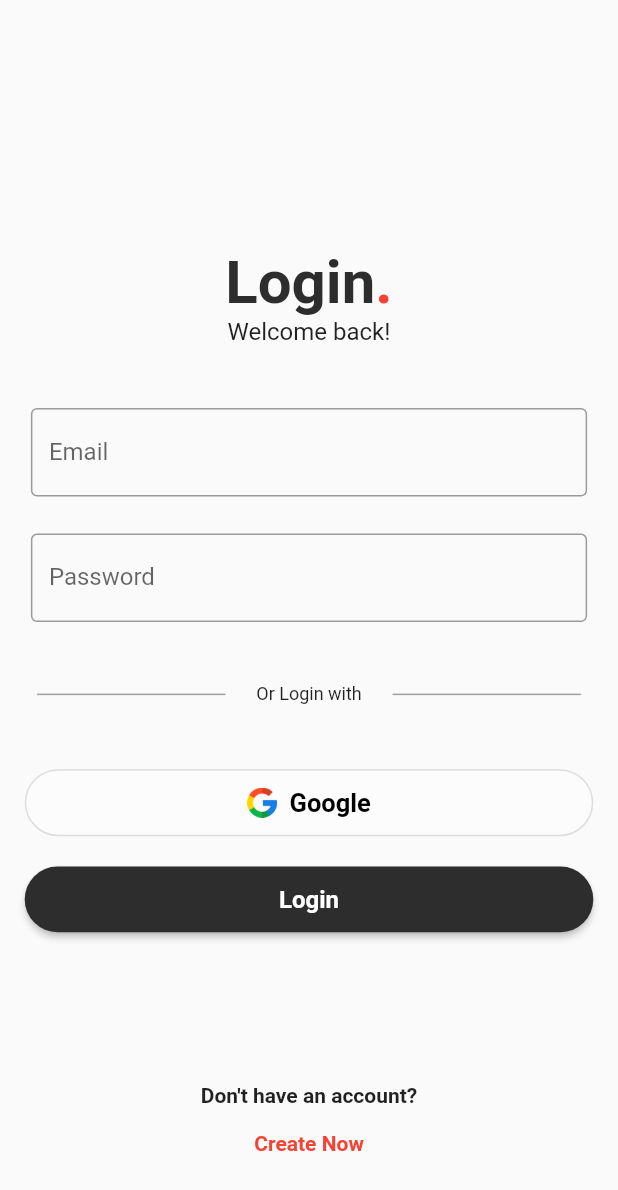
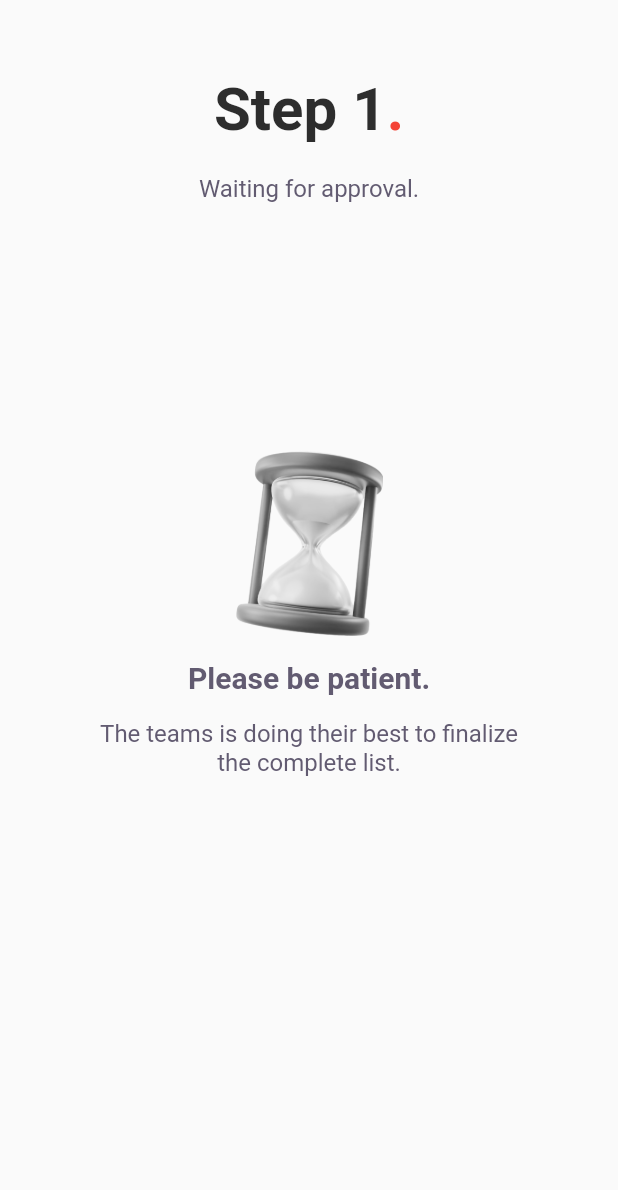
Before and after one commit to hammadalive7/fellowship_app, a Flutter app: the screen it shows after launch, on a phone screen of 412 x 824 dp. Shown: the top 1190 px of the screen. Run offline on Flutter 3.47's test engine with Material 2 defaults, Android fonts, the phone set to English and light mode, and no system bars; our stand-ins replace get.

Commit message:
step1_form_screen.dart and step1_waiting_screen.dart created

```diff
--- a/lib/main.dart
+++ b/lib/main.dart
@@ -1,4 +1,6 @@
 import 'package:fellowship_app/view/login_screen.dart';
+import 'package:fellowship_app/view/step1_form_screen.dart';
+import 'package:fellowship_app/view/step1_waiting_screen.dart';
 import 'package:flutter/material.dart';
 import 'package:get/get.dart';
 
@@ -15,7 +17,7 @@ class MyApp extends StatelessWidget {
       theme: ThemeData(
         primarySwatch: Colors.purple,
       ),
-      home: const LoginScreen(),
+      home: const StepOneWaiting(),
     );
   }
 }
--- /dev/null
+++ b/lib/view/step1_waiting_screen.dart
@@ -0,0 +1,87 @@
+import 'package:flutter/material.dart';
+import 'package:get/get.dart';
+
+class StepOneWaiting extends StatelessWidget {
+  const StepOneWaiting({super.key});
+
+  @override
+  Widget build(BuildContext context) {
+    return Scaffold(
+        body: Padding(
+      padding: EdgeInsets.only(top: Get.height * 0.06),
+      child: Column(
+        children: [
+          const Row(
+            mainAxisAlignment: MainAxisAlignment.center,
+            children: [
+              Text(
+                'Step 1',
+                style: TextStyle(
+                    fontSize: 40,
+                    fontWeight: FontWeight.bold,
+                    color: Color(0xff2D2D2D)),
+              ),
+              Text(
+                '.',
+                style: TextStyle(
+                    fontSize: 40,
+                    fontWeight: FontWeight.bold,
+                    color: Colors.red),
+              ),
+            ],
+          ),
+          const SizedBox(
+            height: 20,
+          ),
+          SizedBox(
+            width: Get.width * 0.8,
+            child: const Text(
+              'Waiting for approval.',
+              textAlign: TextAlign.center,
+              style: TextStyle(
+                fontSize: 16,
+                color: Color(0xff625B71),
+              ),
+            ),
+          ),
+          SizedBox(
+            height: Get.height * 0.2,
+          ),
+          Center(
+            child: Image(
+              image: const AssetImage('assets/images/waitingSandClock.png'),
+              height: Get.height * 0.15,
+              width: Get.width * 0.4,
+            ),
+          ),
+          SizedBox(
+            height: Get.height * 0.02,
+          ),
+          const Text(
+            'Please be patient.',
+            style: TextStyle(
+              fontSize: 20,
+              fontWeight: FontWeight.bold,
+              color: Color(0xff625B71),
+            ),
+          ),
+           SizedBox(
+            height:Get.height * 0.02,
+          ),
+          SizedBox(
+            width: Get.width * 0.7,
+            child: const Text(
+              'The teams is doing their best to finalize the complete list.',
+              textAlign: TextAlign.center,
+              style: TextStyle(
+                fontSize: 16,
+                color: Color(0xff625B71),
+              ),
+            ),
+          ),
+
+        ],
+      ),
+    ));
+  }
+}
--- a/pubspec.yaml
+++ b/pubspec.yaml
@@ -61,7 +61,7 @@ flutter:
 
   # To add assets to your application, add an assets section, like this:
   assets:
-    - assets/images/googleicon.png
+    - assets/images/
 
   # An image asset can refer to one or more resolution-specific "variants", see
   # https://flutter.dev/assets-and-images/#resolution-aware
```
Also changed, not shown: lib/view/step1_form_screen.dart (added, +186 -0 lines), assets/images/waitingSandClock.png (added).
